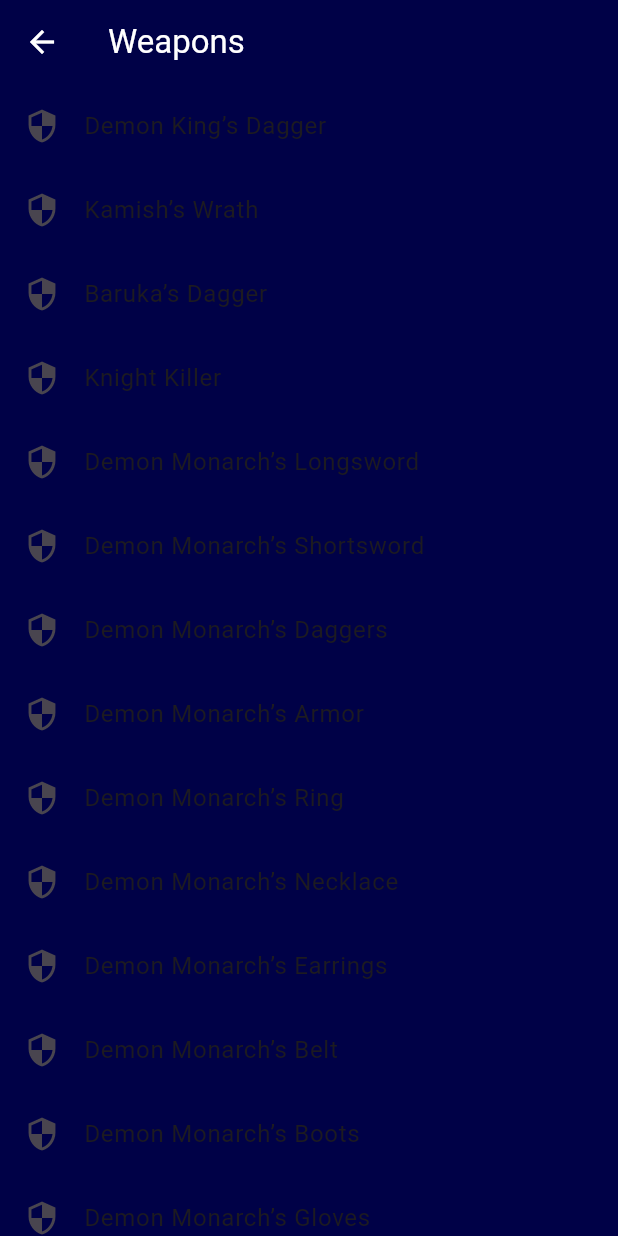
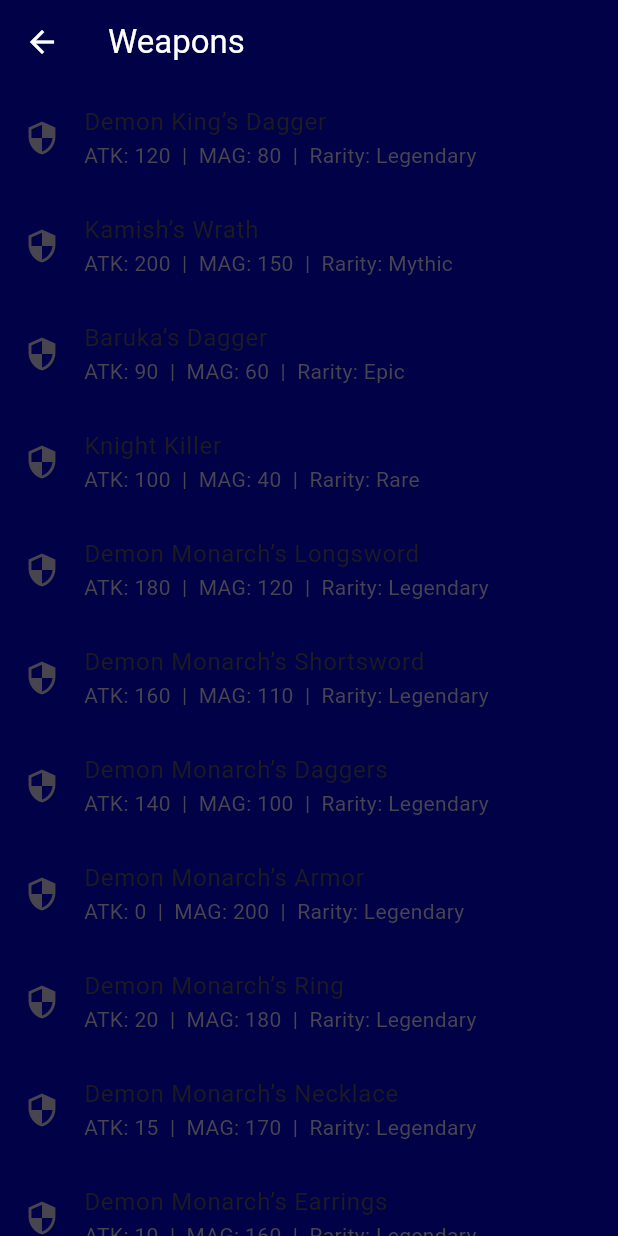
Before and after one commit to aldenngsk/Orb25---ShadowFit-Apollo-, a Flutter app: the WeaponsPage screen opened directly, on a phone screen of 412 x 824 dp. Run offline on Flutter 3.47's test engine with Material 3 defaults, Android fonts, the phone set to English and light mode, and no system bars; our stand-ins replace camera, cloud_firestore, firebase_auth, firebase_core, firebase_storage, just_audio and 2 more; missing offline and left inert: google_mlkit_pose_detection; accounts and stored records are empty.

Commit message:
add stats to weapons page

```diff
--- a/lib/pages/weapons_page.dart
+++ b/lib/pages/weapons_page.dart
@@ -1,24 +1,38 @@
 import 'package:flutter/material.dart';
+
+class Weapon {
+  final String name;
+  final int attack;
+  final int magic;
+  final String rarity;
+
+  const Weapon({
+    required this.name,
+    required this.attack,
+    required this.magic,
+    required this.rarity,
+  });
+}
 
 class WeaponsPage extends StatelessWidget {
   const WeaponsPage({Key? key}) : super(key: key);
 
-  final List<String> weapons = const [
-    'Demon King’s Dagger',
-    'Kamish’s Wrath',
-    'Baruka’s Dagger',
-    'Knight Killer',
-    'Demon Monarch’s Longsword',
-    'Demon Monarch’s Shortsword',
-    'Demon Monarch’s Daggers',
-    'Demon Monarch’s Armor',
-    'Demon Monarch’s Ring',
-    'Demon Monarch’s Necklace',
-    'Demon Monarch’s Earrings',
-    'Demon Monarch’s Belt',
-    'Demon Monarch’s Boots',
-    'Demon Monarch’s Gloves',
-    'Demon Monarch’s Cloak',
+  final List<Weapon> weapons = const [
+    Weapon(name: 'Demon King’s Dagger', attack: 120, magic: 80, rarity: 'Legendary'),
+    Weapon(name: 'Kamish’s Wrath', attack: 200, magic: 150, rarity: 'Mythic'),
+    Weapon(name: 'Baruka’s Dagger', attack: 90, magic: 60, rarity: 'Epic'),
+    Weapon(name: 'Knight Killer', attack: 100, magic: 40, rarity: 'Rare'),
+    Weapon(name: 'Demon Monarch’s Longsword', attack: 180, magic: 120, rarity: 'Legendary'),
+    Weapon(name: 'Demon Monarch’s Shortsword', attack: 160, magic: 110, rarity: 'Legendary'),
+    Weapon(name: 'Demon Monarch’s Daggers', attack: 140, magic: 100, rarity: 'Legendary'),
+    Weapon(name: 'Demon Monarch’s Armor', attack: 0, magic: 200, rarity: 'Legendary'),
+    Weapon(name: 'Demon Monarch’s Ring', attack: 20, magic: 180, rarity: 'Legendary'),
+    Weapon(name: 'Demon Monarch’s Necklace', attack: 15, magic: 170, rarity: 'Legendary'),
+    Weapon(name: 'Demon Monarch’s Earrings', attack: 10, magic: 160, rarity: 'Legendary'),
+    Weapon(name: 'Demon Monarch’s Belt', attack: 5, magic: 150, rarity: 'Legendary'),
+    Weapon(name: 'Demon Monarch’s Boots', attack: 0, magic: 140, rarity: 'Legendary'),
+    Weapon(name: 'Demon Monarch’s Gloves', attack: 25, magic: 130, rarity: 'Legendary'),
+    Weapon(name: 'Demon Monarch’s Cloak', attack: 0, magic: 120, rarity: 'Legendary'),
   ];
 
   @override
@@ -30,9 +44,11 @@ class WeaponsPage extends StatelessWidget {
       body: ListView.builder(
         itemCount: weapons.length,
         itemBuilder: (context, index) {
+          final weapon = weapons[index];
           return ListTile(
             leading: const Icon(Icons.security),
-            title: Text(weapons[index]),
+            title: Text(weapon.name),
+            subtitle: Text('ATK: ${weapon.attack}  |  MAG: ${weapon.magic}  |  Rarity: ${weapon.rarity}'),
           );
         },
       ),
```
